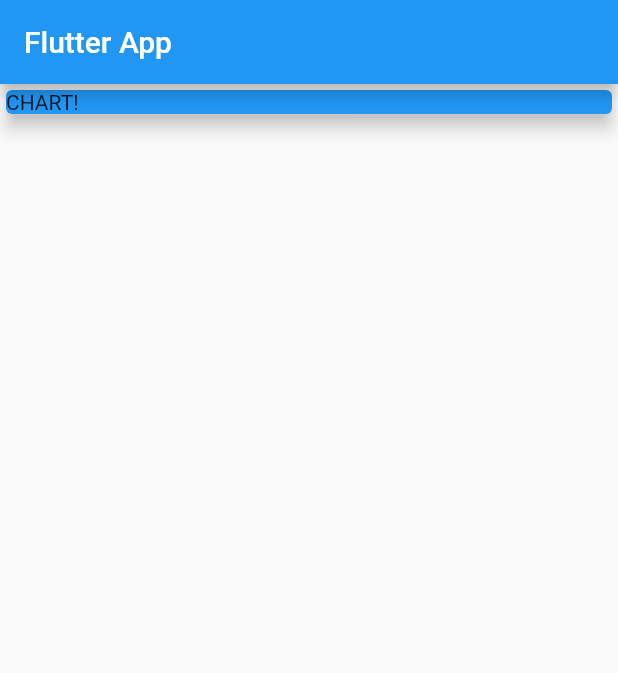
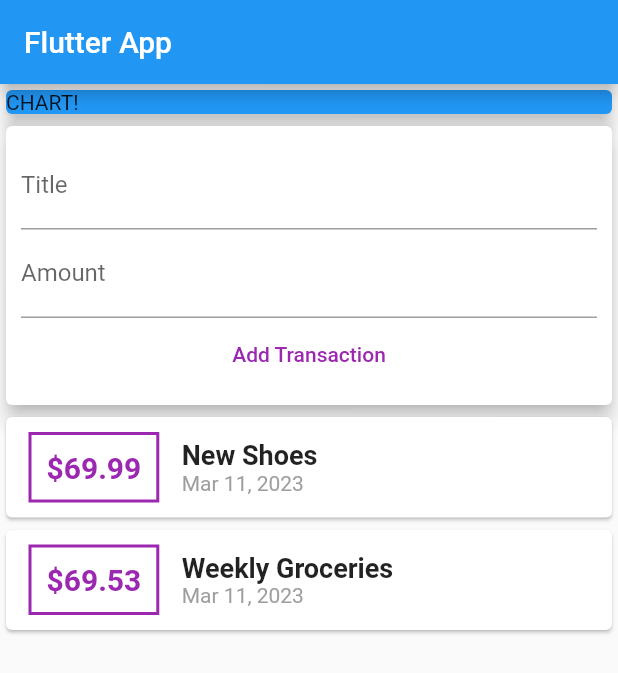
Before and after one commit to Muhamadfikri20/flutter_complete_guide_2, a Flutter app: the screen it shows after launch, on a phone screen of 412 x 824 dp. Shown: the top 673 px of the screen. Run offline on Flutter 3.47's test engine with Material 2 defaults, Android fonts, the phone set to English and light mode, and no system bars.

Commit message:
[UPD]connecting_widgets_and_managing_data_state

```diff
--- a/lib/main.dart
+++ b/lib/main.dart
@@ -1,4 +1,5 @@
 import 'package:flutter/material.dart';
+import './widgets/user_transactions.dart';
 
 void main() {
   runApp(MyApp());
@@ -38,6 +39,7 @@ class MyHomePage extends StatelessWidget {
                 elevation: 5,
               ),
             ),
+            UserTransactions()
           ],
         ));
   }
--- a/lib/widgets/transaction_list.dart
+++ b/lib/widgets/transaction_list.dart
@@ -3,10 +3,12 @@ import 'package:intl/intl.dart';
 import '../models/transaction.dart';
 
 class TransactionList extends StatelessWidget {
+  final List<Transaction> transactions;
+  TransactionList(this.transactions);
   @override
   Widget build(BuildContext context) {
     return Column(
-        children: _userTransactions.map((tx) {
+        children: transactions.map((tx) {
       return Card(
         child: Row(children: [
           Container(
--- a/lib/widgets/user_transactions.dart
+++ b/lib/widgets/user_transactions.dart
@@ -13,10 +13,17 @@ class _UserTransactionsState extends State<UserTransactions> {
     Transaction(id: 't1', title: 'New Shoes', amount: 69.99, date: DateTime.now()),
     Transaction(id: 't2', title: 'Weekly Groceries', amount: 69.53, date: DateTime.now())
   ];
+  void _addNewTransaction(String txTitle, double txAmount) {
+    final newTx = Transaction(title: txTitle, amount: txAmount, date: DateTime.now());
+    setState(() {
+      _userTransactions.add(newTx);
+    });
+  }
+
   @override
   Widget build(BuildContext context) {
     return Column(
-      children: <Widget>[NewTransaction(), TransactionList()],
+      children: <Widget>[NewTransaction(), TransactionList(_userTransactions)],
     );
   }
 }
```
